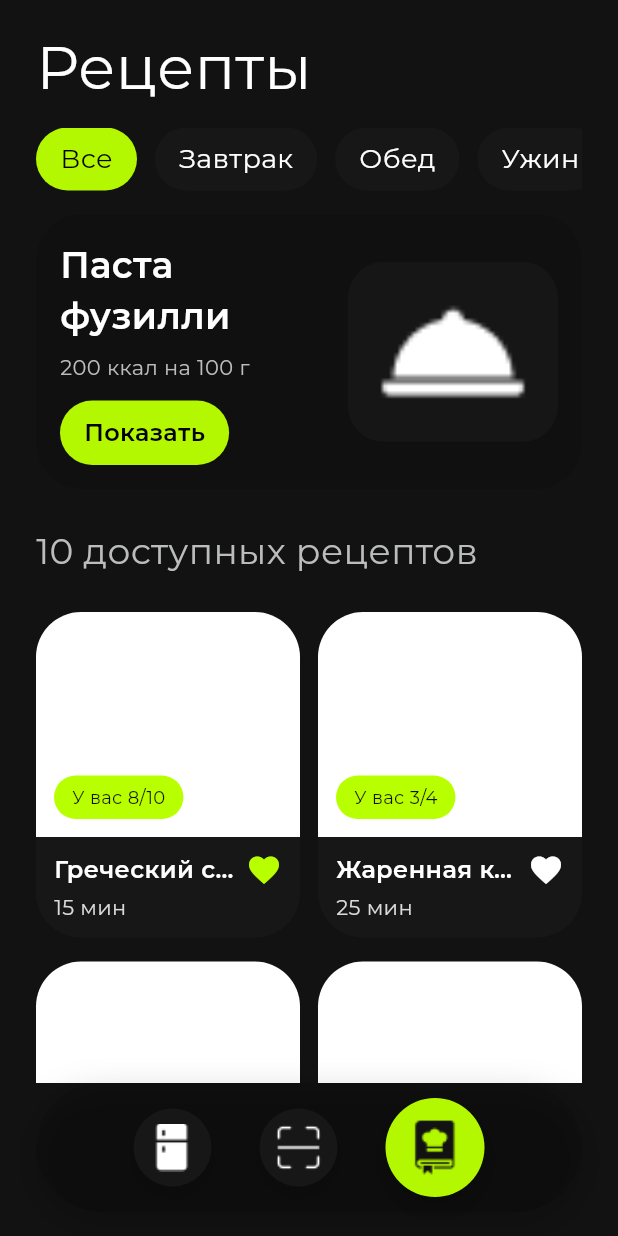
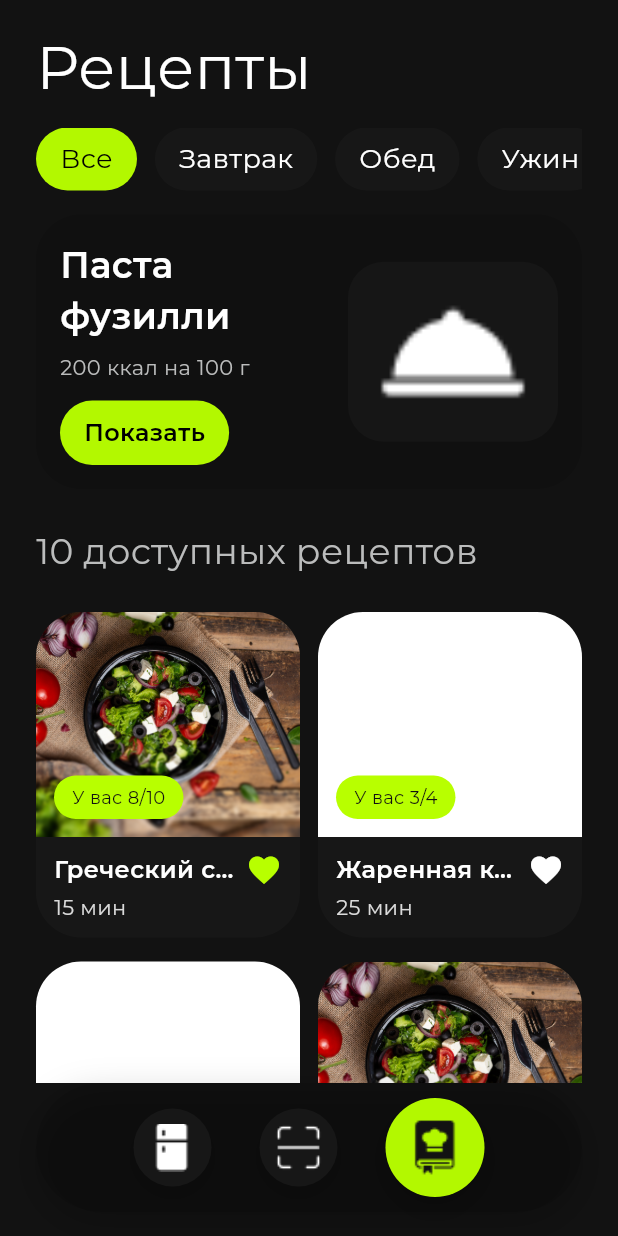
Before and after one commit to PavelShershnoyv/CookIt, a Flutter app: the RecipesPage screen opened by its route, on a phone screen of 412 x 824 dp. Run offline on Flutter 3.47's test engine with Material 3 defaults, Android fonts, the phone set to English and light mode, and no system bars; our stand-ins replace flutter_svg, go_router, google_fonts, image_picker; project files that could hold a hidden picture were left out.

Commit message:
feat(recipes): add custom images support for recipe cards
Add ability to display custom images for recipe cards instead of default placeholder. Includes adding new image asset and updating recipe card widget to handle optional image paths. The Greek salad recipe now uses a dedicated image.

```diff
--- a/lib/pages/recipes_page.dart
+++ b/lib/pages/recipes_page.dart
@@ -208,11 +208,12 @@ class _RecipeGrid extends StatelessWidget {
             ingredientsOwned: 8,
             ingredientsTotal: 10,
             favorite: true,
+            imageAsset: 'assets/images/salat.png',
             onTap: () {
               final extras = {
                 'title': 'Греческий салат',
                 'nutrition': '120 ккал на 100 г',
-                'imageAsset': 'assets/images/recipes.png',
+                'imageAsset': 'assets/images/salat.png',
                 'favorite': true,
                 'ingredients': const [
                   Ingredient(
@@ -290,11 +291,12 @@ class _RecipeGrid extends StatelessWidget {
             time: '15 мин',
             ingredientsOwned: 8,
             ingredientsTotal: 10,
+            imageAsset: 'assets/images/salat.png',
             onTap: () {
               final extras = {
                 'title': 'Греческий салат',
                 'nutrition': '120 ккал на 100 г',
-                'imageAsset': 'assets/images/recipes.png',
+                'imageAsset': 'assets/images/salat.png',
                 'favorite': false,
                 'ingredients': const [
                   Ingredient(
@@ -346,11 +348,12 @@ class _RecipeGrid extends StatelessWidget {
             time: '15 мин',
             ingredientsOwned: 8,
             ingredientsTotal: 10,
+            imageAsset: 'assets/images/salat.png',
             onTap: () {
               final extras = {
                 'title': 'Греческий салат',
                 'nutrition': '120 ккал на 100 г',
-                'imageAsset': 'assets/images/recipes.png',
+                'imageAsset': 'assets/images/salat.png',
                 'favorite': false,
                 'ingredients': const [
                   Ingredient(
--- a/lib/pages/start_page.dart
+++ b/lib/pages/start_page.dart
@@ -201,6 +201,7 @@ class _HorizontalRecipesList extends StatelessWidget {
   Widget build(BuildContext context) {
     const items = [
       {
+        'img': 'assets/images/salat.png',
         'title': 'Греческий салат',
         'time': '15 мин',
         'color': Color(0xFF6E8B3D),
@@ -251,13 +252,14 @@ class _HorizontalRecipesList extends StatelessWidget {
                 ingredientsOwned: item['own'] as int,
                 ingredientsTotal: item['total'] as int,
                 favorite: item['fav'] as bool,
+                imageAsset: item['img'] as String?,
                 onTap: () {
                   final title = item['title'] as String;
                   final fav = item['fav'] as bool;
                   final extras = {
                     'title': title,
                     'nutrition': _nutritionFor(title),
-                    'imageAsset': 'assets/images/recipes.png',
+                    'imageAsset': (item['img'] as String?) ?? 'assets/images/recipes.png',
                     'favorite': fav,
                     'ingredients': _ingredientsFor(title),
                   };
--- a/lib/widgets/recipe_card.dart
+++ b/lib/widgets/recipe_card.dart
@@ -8,6 +8,7 @@ class RecipeCard extends StatelessWidget {
   final int ingredientsOwned;
   final int ingredientsTotal;
   final bool favorite;
+  final String? imageAsset;
   final VoidCallback? onTap;
 
   const RecipeCard({
@@ -17,6 +18,7 @@ class RecipeCard extends StatelessWidget {
     required this.ingredientsOwned,
     required this.ingredientsTotal,
     this.favorite = false,
+    this.imageAsset,
     this.onTap,
   });
 
@@ -32,11 +34,17 @@ class RecipeCard extends StatelessWidget {
           children: [
             Container(
               height: 150,
-              decoration: const BoxDecoration(
-                color: textPrimary,
-                borderRadius: BorderRadius.only(
+              decoration: BoxDecoration(
+                color: imageAsset == null ? textPrimary : null,
+                borderRadius: const BorderRadius.only(
                     topLeft: Radius.circular(radius30),
                     topRight: Radius.circular(radius30)),
+                image: imageAsset != null
+                    ? DecorationImage(
+                        image: AssetImage(imageAsset!),
+                        fit: BoxFit.cover,
+                      )
+                    : null,
               ),
             ),
             Positioned(
```
Also changed, not shown: assets/images/salat.png (added).
